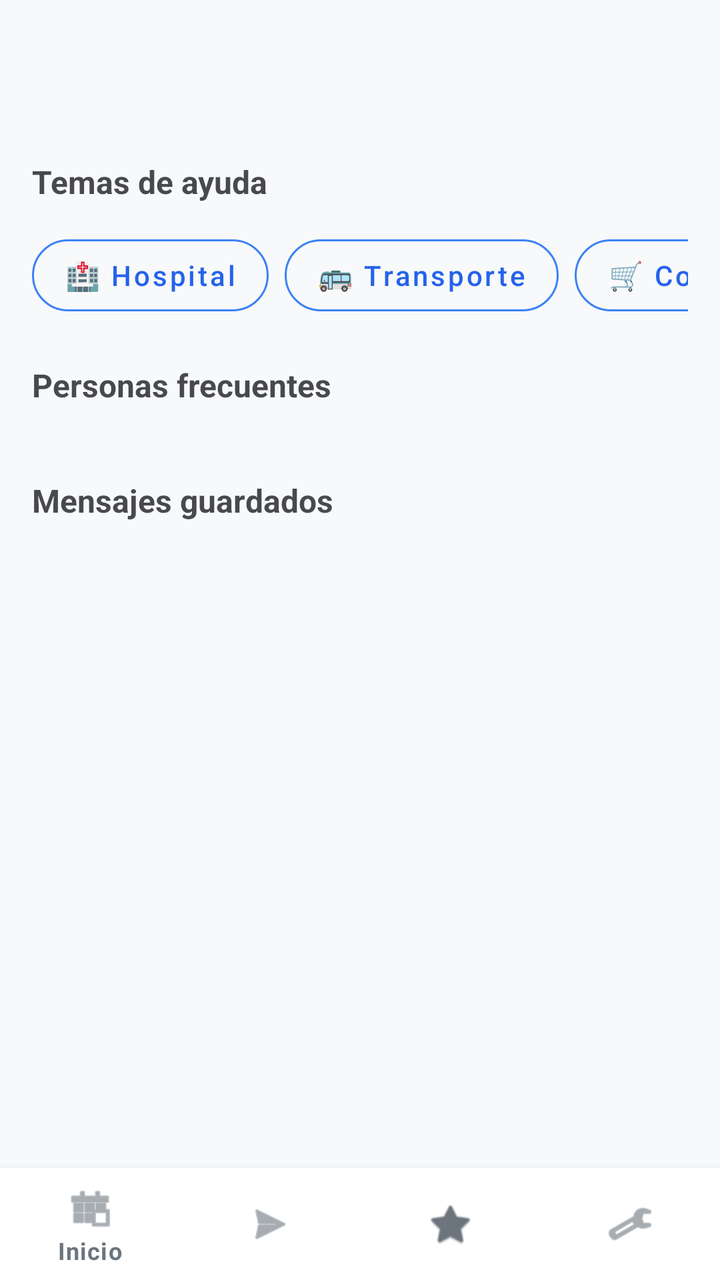
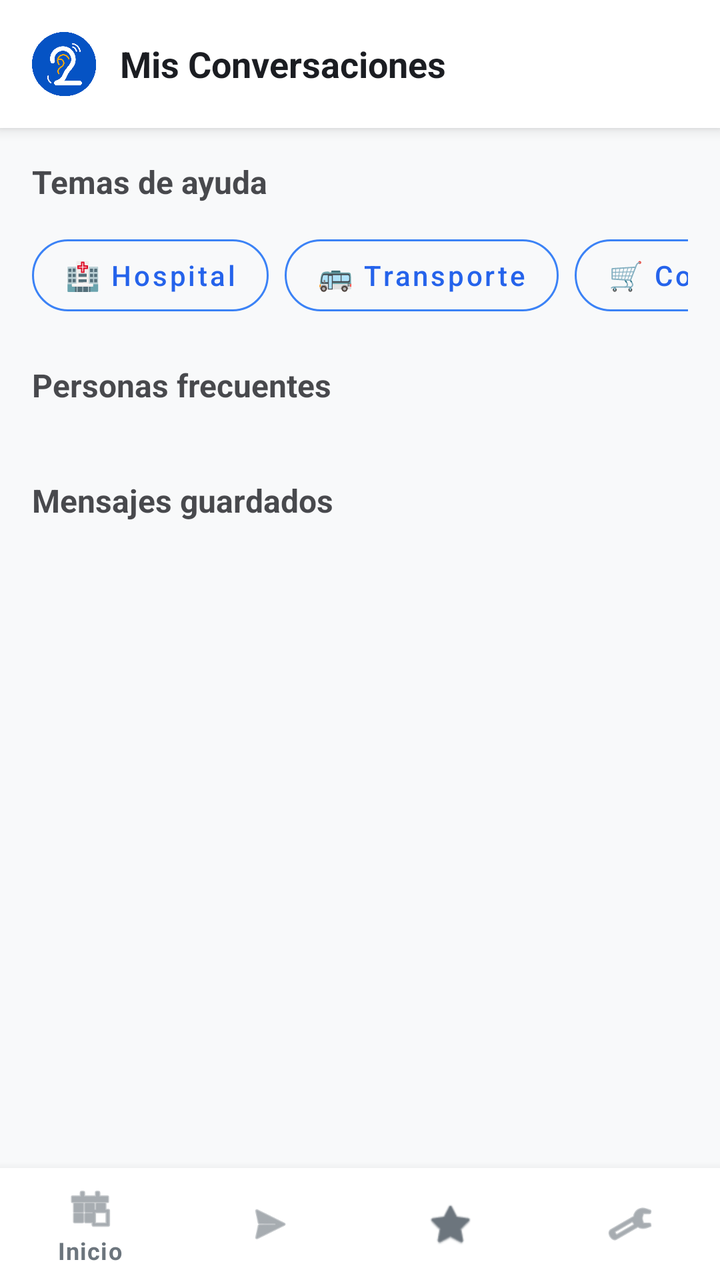

Two renders of the same Android screen: before a commit and after it. Below are the layout's source before the change and the commit's diff.
<!-- AndroidManifest.xml: activity theme Theme.Speak2Read -->
<!-- res/layout/activity_conversations.xml -->
<?xml version="1.0" encoding="utf-8"?>
<RelativeLayout xmlns:android="http://schemas.android.com/apk/res/android"
    xmlns:app="http://schemas.android.com/apk/res-auto"
    xmlns:tools="http://schemas.android.com/tools"
    android:layout_width="match_parent"
    android:layout_height="match_parent"
    android:background="@color/s2r_background">

    <Toolbar
        android:id="@+id/toolbar"
        android:layout_width="match_parent"
        android:layout_height="64dp"
        android:background="@color/s2r_background"
        app:title="@string/title_conversations"
        app:titleTextColor="@color/s2r_text_primary" />

    <LinearLayout
        android:layout_width="match_parent"
        android:layout_height="match_parent"
        android:layout_below="@id/toolbar"
        android:layout_above="@id/bottom_navigation"
        android:orientation="vertical"
        android:padding="16dp">

        <TextView
            android:layout_width="wrap_content"
            android:layout_height="wrap_content"
            android:text="@string/label_categories"
            android:textColor="@color/s2r_text_primary"
            android:textStyle="bold"
            android:textSize="16sp"
            android:layout_marginBottom="12dp"
            android:alpha="0.8"/>

        <HorizontalScrollView
            android:layout_width="match_parent"
            android:layout_height="wrap_content"
            android:scrollbars="none"
            android:layout_marginBottom="20dp">

            <LinearLayout
                android:layout_width="wrap_content"
                android:layout_height="wrap_content"
                android:orientation="horizontal">

                <com.google.android.material.button.MaterialButton
                    android:id="@+id/filterHospital"
                    style="@style/Widget.MaterialComponents.Button.OutlinedButton"
                    android:layout_width="wrap_content"
                    android:layout_height="wrap_content"
                    android:text="@string/category_hospital"
                    android:textAllCaps="false"
                    android:layout_marginEnd="8dp"
                    app:cornerRadius="20dp"
                    app:strokeColor="@color/s2r_accent"/>

                <com.google.android.material.button.MaterialButton
                    android:id="@+id/filterTransporte"
                    style="@style/Widget.MaterialComponents.Button.OutlinedButton"
                    android:layout_width="wrap_content"
                    android:layout_height="wrap_content"
                    android:text="@string/category_transport"
                    android:textAllCaps="false"
                    android:layout_marginEnd="8dp"
                    app:cornerRadius="20dp"
                    app:strokeColor="@color/s2r_accent"/>

                <com.google.android.material.button.MaterialButton
                    android:id="@+id/filterCompras"
                    style="@style/Widget.MaterialComponents.Button.OutlinedButton"
                    android:layout_width="wrap_content"
                    android:layout_height="wrap_content"
                    android:text="@string/category_shopping"
                    android:textAllCaps="false"
                    android:layout_marginEnd="8dp"
                    app:cornerRadius="20dp"
                    app:strokeColor="@color/s2r_accent"/>

                <com.google.android.material.button.MaterialButton
                    android:id="@+id/filterTodo"
                    style="@style/Widget.MaterialComponents.Button.OutlinedButton"
                    android:layout_width="wrap_content"
                    android:layout_height="wrap_content"
                    android:text="@string/category_all"
                    android:textAllCaps="false"
                    app:cornerRadius="20dp"
                    app:strokeColor="@color/s2r_accent"/>
            </LinearLayout>
        </HorizontalScrollView>

        <TextView
            android:layout_width="wrap_content"
            android:layout_height="wrap_content"
            android:text="@string/label_recent_people"
            android:textColor="@color/s2r_text_primary"
            android:textStyle="bold"
            android:textSize="16sp"
            android:layout_marginBottom="12dp"
            android:alpha="0.8"/>

        <androidx.recyclerview.widget.RecyclerView
            android:id="@+id/rvContactsList"
            android:layout_width="match_parent"
            android:layout_height="wrap_content"
            android:orientation="horizontal"
            app:layoutManager="androidx.recyclerview.widget.LinearLayoutManager"
            android:layout_marginBottom="24dp"
            tools:listitem="@android:layout/simple_list_item_1"/>

        <TextView
            android:id="@+id/tvCurrentFilter"
            android:layout_width="wrap_content"
            android:layout_height="wrap_content"
            android:text="@string/label_messages_title"
            android:textColor="@color/s2r_text_primary"
            android:textStyle="bold"
            android:textSize="16sp"
            android:layout_marginBottom="8dp"
            android:alpha="0.8"/>

        <androidx.recyclerview.widget.RecyclerView
            android:id="@+id/rvContacts"
            android:layout_width="match_parent"
            android:layout_height="0dp"
            android:layout_weight="1"
            android:clipToPadding="false"
            android:paddingBottom="16dp"/>

        <TextView
            android:id="@+id/tvEmptyState"
            android:layout_width="match_parent"
            android:layout_height="wrap_content"
            android:text="@string/empty_messages_category"
            android:gravity="center"
            android:layout_marginTop="40dp"
            android:textColor="@color/s2r_text_secondary"
            android:visibility="gone"/>

    </LinearLayout>

    <com.google.android.material.bottomnavigation.BottomNavigationView
        android:id="@+id/bottom_navigation"
        android:layout_width="match_parent"
        android:layout_height="wrap_content"
        android:layout_alignParentBottom="true"
        android:background="@color/s2r_surface"
        app:itemIconTint="@color/s2r_text_secondary"
        app:itemTextColor="@color/s2r_text_secondary"
        app:menu="@menu/bottom_nav_menu" />

</RelativeLayout>
<!-- resources referenced by this layout -->
<resources>
  <color name="s2r_accent">#3B82F6</color>
  <color name="s2r_background">#F8F9FA</color>
  <color name="s2r_surface">#FFFFFF</color>
  <color name="s2r_text_primary">#1B1D22</color>
  <color name="s2r_text_secondary">#6C757D</color>
  <string name="category_all">🔄 Ver Todo</string>
  <string name="category_hospital">🏥 Hospital</string>
  <string name="category_shopping">🛒 Compras</string>
  <string name="category_transport">🚌 Transporte</string>
  <string name="empty_messages_category">Aún no hay mensajes aquí.</string>
  <string name="label_categories">Temas de ayuda</string>
  <string name="label_messages_title">Mensajes guardados</string>
  <string name="label_recent_people">Personas frecuentes</string>
  <string name="title_conversations">Mis Conversaciones</string>
  <style name="Theme.Speak2Read" parent="Theme.MaterialComponents.DayNight.NoActionBar">
          <item name="colorPrimary">@color/s2r_bubble_usuario</item>
          <item name="colorPrimaryVariant">@color/s2r_bubble_usuario</item>
          <item name="colorOnPrimary">@color/white</item>
          <item name="android:windowBackground">@color/s2r_background</item>
          <item name="android:colorBackground">@color/s2r_background</item>
          <item name="android:textColorPrimary">@color/s2r_text_primary</item>
          <item name="android:textColor">@color/s2r_text_primary</item>
      </style>
  <color name="s2r_bubble_usuario">#2563EB</color>
  <color name="white">#FFFFFFFF</color>
</resources>

<!-- the commit's change to res/layout/activity_conversations.xml (unified diff, before → after) -->
@@ -6,13 +6,37 @@
     android:layout_height="match_parent"
     android:background="@color/s2r_background">
 
-    <Toolbar
+    <com.google.android.material.card.MaterialCardView
         android:id="@+id/toolbar"
         android:layout_width="match_parent"
         android:layout_height="64dp"
-        android:background="@color/s2r_background"
-        app:title="@string/title_conversations"
-        app:titleTextColor="@color/s2r_text_primary" />
+        app:cardElevation="4dp"
+        app:cardCornerRadius="0dp"
+        app:cardBackgroundColor="@color/s2r_surface">
+
+        <LinearLayout
+            android:layout_width="match_parent"
+            android:layout_height="match_parent"
+            android:orientation="horizontal"
+            android:gravity="center_vertical"
+            android:paddingHorizontal="16dp">
+
+            <ImageView
+                android:layout_width="32dp"
+                android:layout_height="32dp"
+                android:src="@drawable/logo_final_v5"
+                android:contentDescription="Logo" />
+
+            <TextView
+                android:layout_width="wrap_content"
+                android:layout_height="wrap_content"
+                android:layout_marginStart="12dp"
+                android:text="@string/title_conversations"
+                android:textStyle="bold"
+                android:textSize="18sp"
+                android:textColor="@color/s2r_text_primary" />
+        </LinearLayout>
+    </com.google.android.material.card.MaterialCardView>
 
     <LinearLayout
         android:layout_width="match_parent"
<!-- resource entries referenced after the edit -->
@@ -5,6 +5,7 @@
   <color name="s2r_surface">#FFFFFF</color>
   <color name="s2r_text_primary">#1B1D22</color>
   <color name="s2r_text_secondary">#6C757D</color>
+  <!-- drawable logo_final_v5: png bitmap (drawable, 19149 bytes) -->
   <string name="category_all">🔄 Ver Todo</string>
   <string name="category_hospital">🏥 Hospital</string>
   <string name="category_shopping">🛒 Compras</string>
